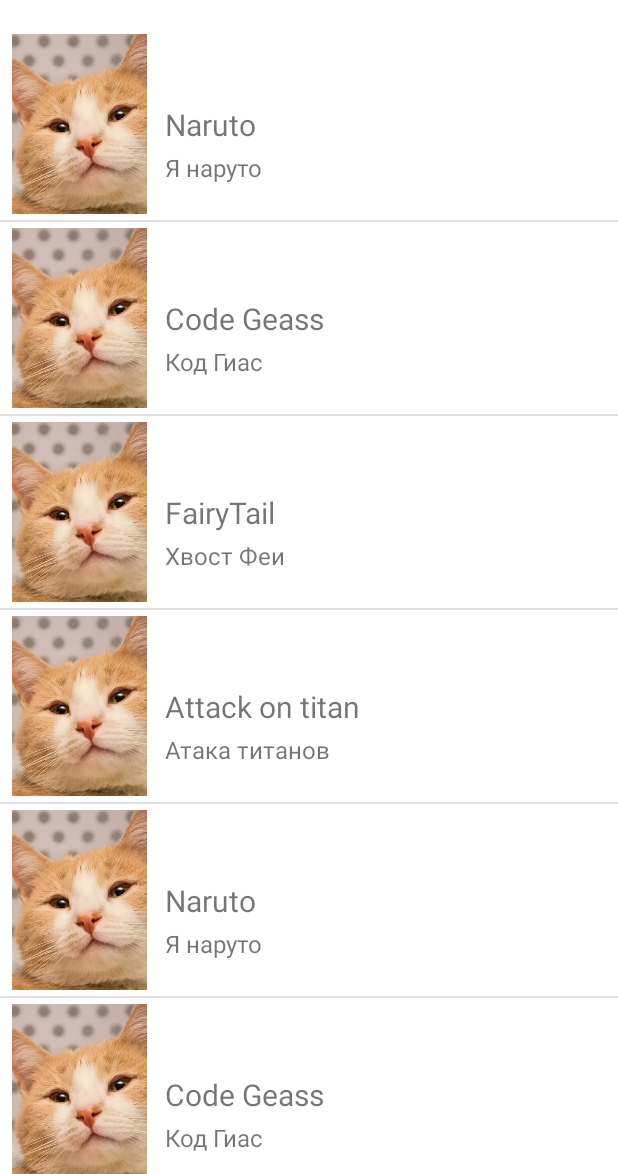
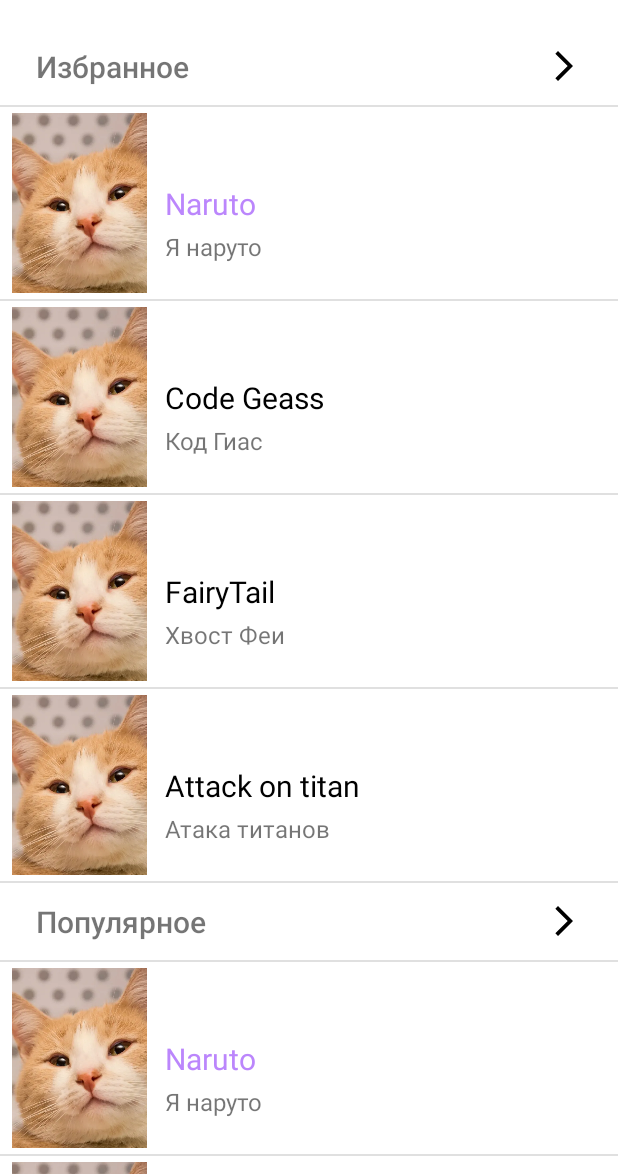
Before and after one commit to Adelya13/android_itis_2024, an Android app: the screen it shows after launch (FirstActivity), on a phone screen of 412 x 824 dp, the part 62-1236 px from its top. Run offline under Robolectric (Android 15) with nearby library versions, the light colour scheme and no system bars; pictures from the network do not load.

```diff
--- a/app/src/main/java/com/example/androiditis2024/Anime.kt
+++ b/app/src/main/java/com/example/androiditis2024/Anime.kt
@@ -1,8 +1,24 @@
 package com.example.androiditis2024
 
+import androidx.annotation.ColorRes
+
 data class Anime(
-    val id: Int,
+    val id: Long,
     val name: String,
     val description: String,
     val imagePath: String
 )
+
+sealed class BaseItemModel {
+    data class AnimeUiModel(
+        val id: Long,
+        val name: String,
+        val description: String,
+        val imagePath: String,
+        @ColorRes val titleColor: Int
+    ) : BaseItemModel()
+
+    data class Title(
+        val title: String
+    ): BaseItemModel()
+}
--- a/app/src/main/java/com/example/androiditis2024/AnimeAdapter.kt
+++ b/app/src/main/java/com/example/androiditis2024/AnimeAdapter.kt
@@ -1,21 +1,32 @@
 package com.example.androiditis2024
 
+import android.annotation.SuppressLint
 import android.view.LayoutInflater
 import android.view.ViewGroup
 import androidx.recyclerview.widget.RecyclerView
 import com.bumptech.glide.RequestManager
+import com.example.androiditis2024.databinding.AnimeTitleBinding
 import com.example.androiditis2024.databinding.ItemAnimeBinding
 
 class AnimeAdapter(
-    private val list: List<Anime>,
+    private var list: List<BaseItemModel>,
     private val glide: RequestManager,
-    private val listener: (Anime) -> Unit
-): RecyclerView.Adapter<AnimeItem>() {
+    private val listener: (BaseItemModel) -> Unit
+): RecyclerView.Adapter<RecyclerView.ViewHolder>() {
 
     override fun onCreateViewHolder(
         parent: ViewGroup,
         viewType: Int
-    ): AnimeItem = AnimeItem(
+    ): RecyclerView.ViewHolder = when(viewType) {
+        R.layout.anime_title -> TitleItem(
+            binding = AnimeTitleBinding.inflate(
+                LayoutInflater.from(parent.context),
+                parent,
+                false
+            )
+        )
+
+        R.layout.item_anime -> AnimeItem(
             binding = ItemAnimeBinding.inflate(
                 LayoutInflater.from(parent.context),
                 parent,
@@ -24,15 +35,51 @@
             glide = glide,
             listener = listener
         )
+        else -> {
+            throw IllegalStateException()
+        }
+    }
+
+    override fun getItemViewType(position: Int): Int {
+        return when(list[position]) {
+            is BaseItemModel.AnimeUiModel -> R.layout.item_anime
+            is BaseItemModel.Title -> R.layout.anime_title
+
+        }
+    }
 
     override fun onBindViewHolder(
-        holder: AnimeItem,
+        holder: RecyclerView.ViewHolder,
         position: Int
     ) {
-        holder.onBind(list[position])
+        when(holder){
+            is AnimeItem -> {
+                holder.onBind((list[position] as BaseItemModel.AnimeUiModel))
+            }
+            is TitleItem -> {
+                holder.onBind((list[position] as BaseItemModel.Title).title)
+            }
+        }
     }
 
     override fun getItemCount(): Int = list.size
 
+    override fun getItemId(position: Int): Long {
+        return when(val item = list[position]){
+            is BaseItemModel.AnimeUiModel -> item.id
+            is BaseItemModel.Title -> super.getItemId(position)
+        }
+    }
 
+    @SuppressLint("NotifyDataSetChanged")
+    fun updateDataSet(new: List<BaseItemModel>){
+        list = new
+        notifyDataSetChanged()
     }
+
+    //Old
+    companion object {
+        const val TYPE_TITLE = 0
+        const val TYPE_ITEM_ANIME = 1
+    }
+}
--- a/app/src/main/java/com/example/androiditis2024/AnimeItem.kt
+++ b/app/src/main/java/com/example/androiditis2024/AnimeItem.kt
@@ -10,18 +10,19 @@
 class AnimeItem(
     private val binding: ItemAnimeBinding,
     private val glide: RequestManager,
-    private val listener: (Anime) -> Unit
+    private val listener: (BaseItemModel.AnimeUiModel) -> Unit
 ): RecyclerView.ViewHolder(binding.root) {
 
     private val option = RequestOptions
         .diskCacheStrategyOf(DiskCacheStrategy.ALL)
         .priority(Priority.HIGH)
 
-    fun onBind(anime: Anime){
+    fun onBind(anime: BaseItemModel.AnimeUiModel){
         with(binding){
             titleAnime.text = anime.name
             descriptionAnime.text = anime.description
 
+            titleAnime.setTextColor(itemView.context.getColor(anime.titleColor))
             root.setOnClickListener{
                 listener.invoke(anime)
             }
--- a/app/src/main/java/com/example/androiditis2024/AnimeRepository.kt
+++ b/app/src/main/java/com/example/androiditis2024/AnimeRepository.kt
@@ -76,4 +76,25 @@
             imagePath = "https://moe.shikimori.one/uploads/poster/animes/16498/main_2x-3eaf768f3122e9c016485cbb9deebde1.webp"
         )
     )
+
+    val animeUI = anime.map {
+        val titleColor = if(it.name == "Naruto"){
+            R.color.purple_200
+        } else R.color.black
+
+        BaseItemModel.AnimeUiModel(
+            id = it.id,
+            name = it.name,
+            description = it.description,
+            imagePath = it.imagePath,
+            titleColor = titleColor
+        )
+    }
+
+    val baseItems = arrayListOf<BaseItemModel>().apply {
+        add(BaseItemModel.Title("Избранное"))
+        addAll(animeUI.take(4))
+        add(BaseItemModel.Title("Популярное"))
+        addAll(animeUI.subList(4, animeUI.size))
+    }
 }
--- a/app/src/main/java/com/example/androiditis2024/FirstActivity.kt
+++ b/app/src/main/java/com/example/androiditis2024/FirstActivity.kt
@@ -10,7 +10,7 @@
 import androidx.recyclerview.widget.LinearLayoutManager
 import androidx.recyclerview.widget.RecyclerView
 import com.bumptech.glide.Glide
-import com.example.androiditis2024.AnimeRepository.anime
+import com.example.androiditis2024.AnimeRepository.baseItems
 import com.example.androiditis2024.databinding.FirstActivityBinding
 
 class FirstActivity: AppCompatActivity() {
@@ -35,11 +35,14 @@
             }
 
             it.rvAnime.adapter = AnimeAdapter(
-                list = anime,
+                list = baseItems,
                 glide = Glide.with(this)
             ) { anime ->
-                it.root.showSnackBar(anime.name)
+                it.root.showSnackBar((anime as BaseItemModel.AnimeUiModel).name)
+            }.also {
+                it.setHasStableIds(true)
             }
+
 
 
             it.rvAnime.addItemDecoration(dividerItemDecoration)
--- /dev/null
+++ b/app/src/main/java/com/example/androiditis2024/TitleItem.kt
@@ -0,0 +1,14 @@
+package com.example.androiditis2024
+
+import androidx.recyclerview.widget.RecyclerView
+import com.example.androiditis2024.databinding.AnimeTitleBinding
+
+class TitleItem(
+    private val binding: AnimeTitleBinding
+): RecyclerView.ViewHolder(binding.root) {
+
+    fun onBind(title: String){
+        binding.sectorTitle.text = title
+
+    }
+}
--- /dev/null
+++ b/app/src/main/res/drawable/baseline_arrow_forward_ios_24.xml
@@ -0,0 +1,5 @@
+<vector xmlns:android="http://schemas.android.com/apk/res/android" android:autoMirrored="true" android:height="24dp" android:tint="#000000" android:viewportHeight="24" android:viewportWidth="24" android:width="24dp">
+
+    <path android:fillColor="@android:color/white" android:pathData="M6.23,20.23l1.77,1.77l10,-10l-10,-10l-1.77,1.77l8.23,8.23z"/>
+
+</vector>
--- /dev/null
+++ b/app/src/main/res/layout/anime_title.xml
@@ -0,0 +1,12 @@
+<?xml version="1.0" encoding="utf-8"?>
+<TextView xmlns:android="http://schemas.android.com/apk/res/android"
+    android:id="@+id/sector_title"
+    android:layout_width="match_parent"
+    android:layout_height="wrap_content"
+    android:fontFamily="sans-serif-medium"
+    android:paddingVertical="8dp"
+    android:paddingHorizontal="16dp"
+    android:textSize="20sp"
+    android:text="Popular"
+    android:drawableEnd="@drawable/baseline_arrow_forward_ios_24"
+    />
```
Lines whose indentation alone changed are shown as unchanged.
